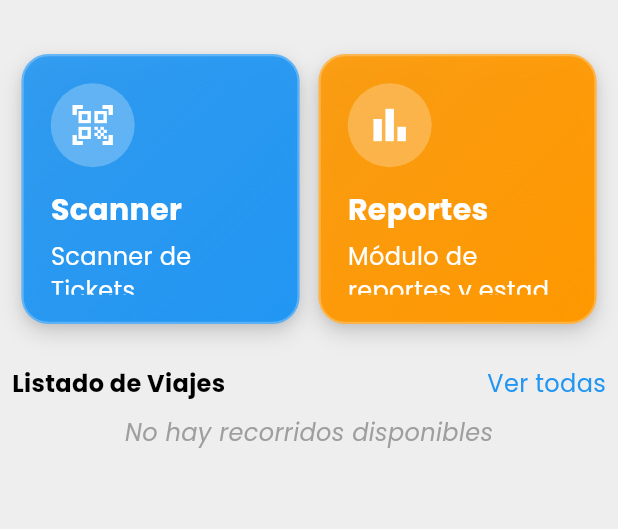
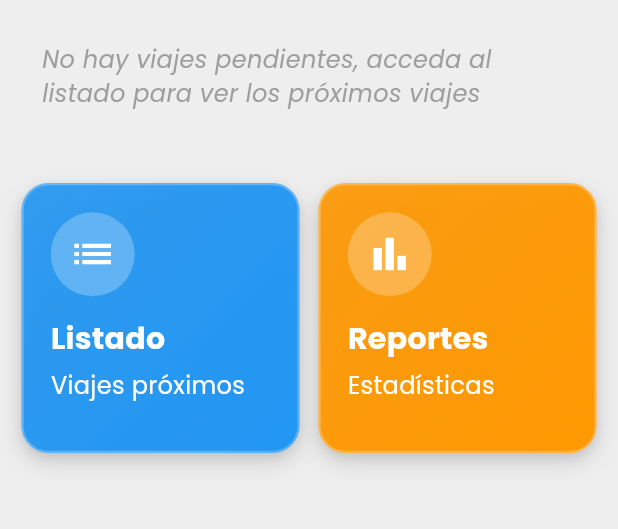
Before and after one commit to ldiazg97Klint/buscheck, a Flutter app: the DashboardPage screen opened by its route, on a phone screen of 412 x 824 dp, the part 72-601 px from its top. Run offline on Flutter 3.47's test engine with Material 3 defaults, Android fonts, the phone set to English and light mode, and no system bars; our stand-ins replace animate_do, connectivity_plus, flutter_riverpod, freezed_annotation, go_router, google_fonts and 6 more; missing offline and left inert: flutter_facebook_auth, mobile_scanner; accounts and stored records are empty; network calls fail.

Commit message:
Refactor: Mejorar la estructura y legibilidad del código en varias páginas y repositorios

```diff
--- a/lib/MyApp/GoRouterClass.dart
+++ b/lib/MyApp/GoRouterClass.dart
@@ -1,4 +1,3 @@
-// Configuración de rutas con GoRouter
 import 'package:BusGo/myApp/MyApp.dart';
 import 'package:BusGo/ui/pages/HomePage/Home/HomePage.dart';
 import 'package:BusGo/ui/pages/HomePage/ReportPage.dart';
@@ -11,6 +10,7 @@ import 'package:BusGo/ui/pages/Statistics/StatisticsPageAll.dart';
 import 'package:go_router/go_router.dart';
 
 import '../ui/pages/HomePage/Home/widget/ScannerPage.dart';
+import '../ui/pages/HomePage/Sales/list_page.dart';
 
 final GoRouter appRouter = GoRouter(
   routes: [
@@ -23,6 +23,12 @@ final GoRouter appRouter = GoRouter(
       path: '/HomePage',
       builder: (context, state) => HomePage(),
     ),
+
+    GoRoute(
+        path: '/tripList',
+        builder: (contex, state) => ListPage(),
+    ),
+
     GoRoute(
       path: '/ScannerPage',
       builder: (context, state) => const QrScannerPage(),
--- a/lib/ui/pages/HomePage/Home/HomePage.dart
+++ b/lib/ui/pages/HomePage/Home/HomePage.dart
@@ -1,173 +1,194 @@
+import 'dart:async';
 import 'package:flutter/material.dart';
+import 'package:flutter_riverpod/flutter_riverpod.dart';
 import 'package:signals/signals_flutter.dart';
 import 'package:intl/intl.dart';
-import 'package:go_router/go_router.dart';
-
 import 'package:BusGo/ui/pages/HomePage/Home/widget/ModuleCard.dart';
 import 'package:BusGo/util/util_class_sharedPreferences.dart';
+import '../../../../data/services/trips_service.dart';
 import '../../../../domain/signals/tickets_signals/tickets_signal.dart';
 import '../../../../models/trips/trips_model.dart';
+import '../../../../repository/providers.dart';
 import '../Sales/widget/ScheduleCardWidget.dart';
-import '../Sales/widget/travel_list.dart';
 
-class HomePage extends StatefulWidget {
-  @override
-  State<HomePage> createState() => _HomePageState();
+
+class TimeNotifier extends StateNotifier<DateTime> {
+  TimeNotifier() : super(DateTime.now()) {
+    Timer.periodic(const Duration(minutes: 1), (_) {
+      state = DateTime.now();
+    });
+  }
 }
 
-class _HomePageState extends State<HomePage> {
-  final SharedPreferencesStorage sharedPreferencesStorage =
-  SharedPreferencesStorage();
-  Color colorModuleTicket = Colors.lightGreen;
+
+final timeProvider = StateNotifierProvider<TimeNotifier, DateTime>((ref) {
+  return TimeNotifier();
+});
+
+class HomePage extends ConsumerStatefulWidget {
+  const HomePage({super.key});
+
+  @override
+  ConsumerState<HomePage> createState() => _HomePageState();
+}
+
+class _HomePageState extends ConsumerState<HomePage> {
+  final SharedPreferencesStorage _prefs = SharedPreferencesStorage();
+  Color _colorModuleTicket = Colors.lightGreen;
+
+  @override
+  void initState() {
+    super.initState();
+    _prefs.getCounter().then((c) {
+      final newColor = c > 0 ? Colors.amber[900]! : Colors.lightGreen;
+      if (newColor != _colorModuleTicket) {
+        setState(() => _colorModuleTicket = newColor);
+      }
+    });
+  }
+
+  DateTime _parseFlexible(String input) {
+    if (input.contains('-')) {
+      return DateTime.parse(input).toLocal();
+    } else {
+      final parts = input.split(':');
+      final now = DateTime.now();
+      return DateTime(
+        now.year,
+        now.month,
+        now.day,
+        int.parse(parts[0]),
+        int.parse(parts[1]),
+      );
+    }
+  }
+
+
+  Trip? _getActiveTrip(List<Trip> trips, DateTime now) {
+    for (var trip in trips) {
+      if (trip.schedule != null) {
+        final sched = _parseFlexible(trip.schedule!);
+
+        // Within 30 minutes before departure
+        if (now.isAfter(sched.subtract(const Duration(minutes: 30))) &&
+            now.isBefore(sched)) {
+          print('Comprobacion de viaje');
+          return trip;
+        }
+        // Trip started but not finished
+        if (trip.start != null && trip.end == null) {
+          print('Comprobacion de viaje no finalizado');
+          return trip;
+        }
+        // Trip finished within last 5 minutes to allow final state view
+        if (trip.end != null && now.difference(trip.end!).inMinutes <= 5) {
+          print('comprobacion de viaje finalizado');
+          return trip;
+        }
+      }
+    }
+    print('No hay viaje activo');
+    return null;
+  }
 
   @override
   Widget build(BuildContext context) {
-    // Reactualizar color tras render
-    WidgetsBinding.instance.addPostFrameCallback((_) async {
-      final c = await sharedPreferencesStorage.getCounter();
-      final newColor = c > 0 ? Colors.amber[900]! : Colors.lightGreen;
-      if (newColor != colorModuleTicket) {
-        colorModuleTicket = newColor;
-        setState(() {});
-      }
+    // Watch current time to rebuild every minute
+    final currentTime = ref.watch(timeProvider);
+
+    return Padding(
+      padding: const EdgeInsets.symmetric(horizontal: 8),
+      child: SingleChildScrollView(
+        child: Watch(
+              (context) {
+            final trips = tripsSignal.value ?? <Trip>[];
+            final activeTrip = _getActiveTrip(trips, currentTime);
+
+            return Column(
+              crossAxisAlignment: CrossAxisAlignment.start,
+              children: [
+                if (activeTrip != null)
+                  Consumer(
+                    builder: (c, ref, _) {
+                      final schedDt = _parseFlexible(activeTrip.schedule!);
+                      final phase = ref.watch(tripPhaseProvider(schedDt));
+                      return ScheduleCard(
+                        name: activeTrip.name ?? '',
+                        origin: activeTrip.origin ?? '',
+                        destination: activeTrip.destination ?? '',
+                        timeIni: DateFormat('HH:mm').format(schedDt),
+                        timeFin: DateFormat('HH:mm')
+                            .format(_parseFlexible(activeTrip.arrival!)),
+                        seats: activeTrip.seats ?? 0,
+                        idTrip: activeTrip.id ?? 0,
+                        start: activeTrip.start,
+                        end: activeTrip.end,
+                        phase: phase,
+                        onStart: () {
+                          ref
+                              .read(tripPhaseProvider(schedDt).notifier)
+                              .markInProgress();
+                          TripsService.updateTrip({
+                            'id': activeTrip.id,
+                            'start': DateFormat('yyyy-MM-dd HH:mm')
+                                .format(DateTime.now())
                           });
-
-    final now = DateTime.now();
-    final trips = tripsSignal.watch(context) ?? <Trip>[];
-
-    // 1) Filtrar viajes en la ventana [now−10min, now]
-    final recentTrips = trips.where((t) {
-      try {
-        final sched = DateTime.parse(t.schedule!);
-        final diff = now.difference(sched).inMinutes;
-        return diff >= 0 && diff <= 10;
-      } catch (_) {
-        return false;
-      }
-    }).toList();
-
-    // 2) Coger sólo el primero (si existe)
-    final Trip? currentTrip =
-    recentTrips.isNotEmpty ? recentTrips.first : null;
-
-    // 3) El resto de viajes (excluyendo el actual si lo hay)
-    final otherTrips = currentTrip != null
-        ? trips.where((t) => t.id != currentTrip.id).toList()
-        : trips;
-
-    // Widget de módulos (siempre abajo del ScheduleCard si existe)
-    Widget moduleRow = const Padding(
-      padding: EdgeInsets.symmetric(vertical: 20),
+                        },
+                        onFinish: () {
+                          ref
+                              .read(tripPhaseProvider(schedDt).notifier)
+                              .markFinished();
+                          TripsService.updateTrip({
+                            'id': activeTrip.id,
+                            'end': DateFormat('yyyy-MM-dd HH:mm')
+                                .format(DateTime.now())
+                          });
+                        },
+                      );
+                    },
+                  )
+                else
+                  const Padding(
+                    padding: EdgeInsets.all(20),
+                    child: Center(
+                      child: Text(
+                        "No hay viajes pendientes, acceda al listado para ver los próximos viajes",
+                        style: TextStyle(
+                          fontSize: 16,
+                          fontStyle: FontStyle.italic,
+                          color: Colors.grey,
+                        ),
+                      ),
+                    ),
+                  ),
+                const SizedBox(height: 10),
+                const Padding(
+                  padding: EdgeInsets.symmetric(vertical: 10),
                   child: Row(
                     mainAxisAlignment: MainAxisAlignment.spaceAround,
                     children: [
                       ModuleCard(
                         color: Colors.blue,
-            icon: Icons.qr_code_scanner_outlined,
-            title: 'Scanner',
-            description: 'Scanner de Tickets',
-            route: '/ScannerPage',
+                        icon: Icons.list_outlined,
+                        title: 'Listado',
+                        description: 'Viajes próximos',
+                        route: '/tripList',
                       ),
                       ModuleCard(
                         color: Colors.orange,
                         icon: Icons.bar_chart,
                         title: 'Reportes',
-            description: 'Módulo de reportes y estadísticas',
-            route: '/ReportsPage',
+                        description: 'Estadísticas',
+                        // route: '/ScannerPage',
+                        route: '/ReportPage'
                       ),
                     ],
                   ),
-    );
-
-    return Padding(
-      padding: const EdgeInsets.symmetric(horizontal: 8),
-      child: SingleChildScrollView(
-        child: Column(
-          crossAxisAlignment: CrossAxisAlignment.start,
-          children: [
-            // Si hay un viaje “actual”, lo mostramos primero
-            if (currentTrip != null) ...[
-              ScheduleCard(
-                name: currentTrip.name ?? '',
-                origin: currentTrip.origin ?? 'Desconocido',
-                destination: currentTrip.destination ?? 'Desconocido',
-                plate: currentTrip.plate ?? '',
-                originImage: currentTrip.originImage ?? '',
-                destinationImage: currentTrip.destinationImage ?? '',
-                timeIni: DateFormat('HH:mm')
-                    .format(DateTime.parse(currentTrip.schedule!).toLocal()),
-                timeFin: DateFormat('HH:mm')
-                    .format(DateTime.parse(currentTrip.arrival!).toLocal()),
-                place: currentTrip.name ?? 'Desconocido',
-                seats: currentTrip.seats ?? 0,
-                idTrip: currentTrip.id ?? 0,
-                reservedSeats: currentTrip.reservedSeats ?? [],
-                price: '',
-                amount: 0,
-                seatsAvailable: (currentTrip.seats ?? 0) -
-                    (currentTrip.reservedSeats?.length ?? 0),
                 ),
+                const SizedBox(height: 20),
               ],
-
-            // Siempre después (o único contenido si no hay currentTrip)
-            moduleRow,
-
-            Row(
-              mainAxisAlignment: MainAxisAlignment.spaceBetween,
-              children: [
-                const Text(
-                  'Listado de Viajes',
-                  style: TextStyle(
-                      fontSize: 16, fontWeight: FontWeight.bold),
-                ),
-                GestureDetector(
-                  onTap: () =>
-                      GoRouter.of(context).push('/StatisticsPageAll'),
-                  child: const Text(
-                    'Ver todas',
-                    style: TextStyle(fontSize: 16, color: Colors.blue),
-                  ),
-                ),
-              ],
-            ),
-            const SizedBox(height: 10),
-
-            // Listado del resto de viajes
-            if (otherTrips.isEmpty)
-              const Center(
-                child: Text(
-                  "No hay recorridos disponibles",
-                  style: TextStyle(
-                      fontSize: 16,
-                      fontStyle: FontStyle.italic,
-                      color: Colors.grey),
-                ),
-              )
-            else
-              ListView.builder(
-                shrinkWrap: true,
-                physics: const NeverScrollableScrollPhysics(),
-                itemCount: otherTrips.length,
-                itemBuilder: (context, i) {
-                  final t = otherTrips[i];
-                  // Parseo con DateTime.parse()
-                  final sched = DateTime.parse(t.schedule!).toLocal();
-                  final arr = DateTime.parse(t.arrival!).toLocal();
-                  return Padding(
-                    padding: const EdgeInsets.only(bottom: 8),
-                    child: OrigenDestinoCard(
-                      origen: t.origin ?? 'Desconocido',
-                      destino: t.destination ?? 'Desconocido',
-                      salida: DateFormat('HH:mm').format(sched),
-                      llegada: DateFormat('HH:mm').format(arr),
-                      capacidad: t.seats ?? 0,
-                    ),
             );
           },
-              ),
-
-            const SizedBox(height: 20),
-          ],
         ),
       ),
     );
```
Also changed, not shown: lib/main.dart (+6 -2 lines), lib/repository/auth_repository.dart (+9 -13 lines), lib/repository/providers.dart (+3 -4 lines), lib/ui/pages/HomePage/Home/widget/ScannerPage.dart (+139 -161 lines), lib/ui/pages/HomePage/Sales/list_page.dart (+6 -4 lines), lib/ui/pages/HomePage/Sales/widget/OrigenDestinoCard.dart (+7 -3 lines), lib/ui/pages/HomePage/Sales/widget/ScheduleCardController.dart (+22 -19 lines). Lines whose indentation alone changed are shown as unchanged.
